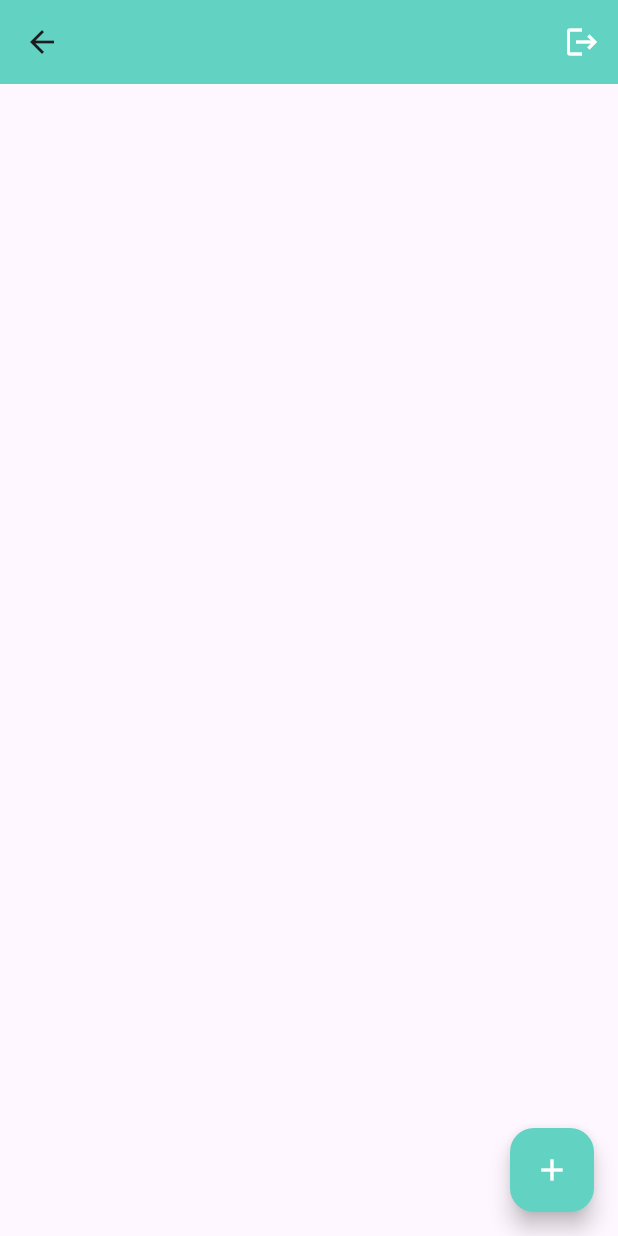
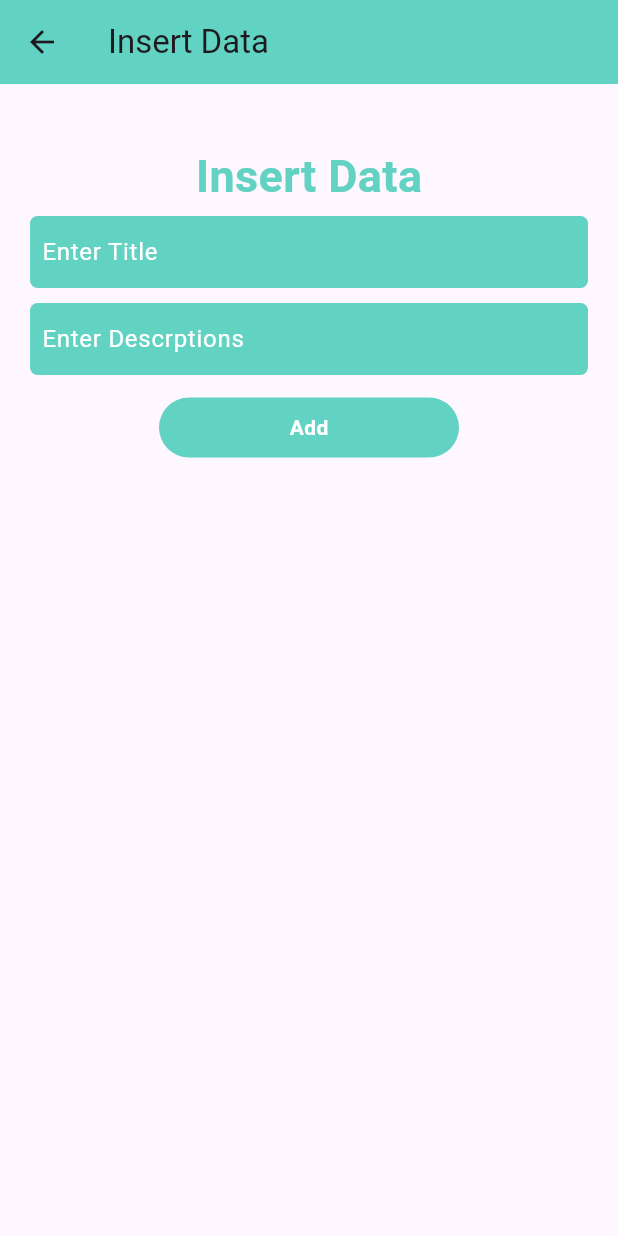
Before and after one commit to Siddique722/facebookArchitect, a Flutter app: the HomeScreen screen opened directly, after a tap on the "add" icon, on a phone screen of 412 x 824 dp. Run offline on Flutter 3.47's test engine with Material 3 defaults, Android fonts, the phone set to English and light mode, and no system bars; our stand-ins replace cloud_firestore, firebase_auth, firebase_core, google_fonts; accounts and stored records are empty.

Commit message:
update code

```diff
--- a/lib/Controller/components/text-form-field-widget.dart
+++ b/lib/Controller/components/text-form-field-widget.dart
@@ -33,3 +33,41 @@ class TextFormWidget extends StatelessWidget {
     ;
   }
 }
+
+//-----------
+
+class TextFormWidgetUpdate extends StatelessWidget {
+  String hintText;
+  TextEditingController controller;
+  Widget? icon;
+  TextFormWidgetUpdate({super.key,
+    required this.hintText,
+     this.icon,
+    required this.controller
+
+  });
+
+  @override
+  Widget build(BuildContext context) {
+    return     Container(
+      margin: EdgeInsets.symmetric(horizontal: 20,vertical: 5),
+      decoration: BoxDecoration(
+          color: AppColors.appPrimaryColor,
+          borderRadius: BorderRadius.circular(5)
+      ),
+      child: Padding(
+        padding: const EdgeInsets.only(left: 8.0),
+        child: TextFormField(
+          controller: controller,
+          decoration: InputDecoration(
+              border: InputBorder.none,
+              hintText: hintText,
+              hintStyle: TextStyle(color: Colors.white),
+              prefixIcon: icon??null
+          ),
+        ),
+      ),
+    )
+    ;
+  }
+}
--- a/lib/View/home_screens/home-screen.dart
+++ b/lib/View/home_screens/home-screen.dart
@@ -1,5 +1,8 @@
+
 import 'package:archi/Controller/constants/colors/app-colors.dart';
 import 'package:archi/View/auth_screens/login-screen.dart';
+import 'package:archi/View/home_screens/insertDaraScreen/insert-data.dart';
+import 'package:cloud_firestore/cloud_firestore.dart';
 import 'package:firebase_auth/firebase_auth.dart';
 import 'package:flutter/cupertino.dart';
 import 'package:flutter/material.dart';
@@ -10,22 +13,57 @@ class HomeScreen extends StatelessWidget {
   @override
   Widget build(BuildContext context) {
     return Scaffold(
-      floatingActionButton: FloatingActionButton(onPressed: (){
-
-      },backgroundColor: AppColors.appPrimaryColor,child: Icon(Icons.add,color: Colors.white,),),
+      floatingActionButton: FloatingActionButton(
+        onPressed: () {
+          Navigator.push(
+              context,
+              CupertinoDialogRoute(
+                  builder: (context) => InsertData(), context: context));
+        },
+        backgroundColor: AppColors.appPrimaryColor,
+        child: Icon(
+          Icons.add,
+          color: Colors.white,
+        ),
+      ),
       appBar: AppBar(
         backgroundColor: AppColors.appPrimaryColor,
         actions: [
-          IconButton(onPressed: ()async{
-            await FirebaseAuth.instance.signOut();
-            Navigator.pushReplacement(context,
-                CupertinoDialogRoute(builder: (context)=>LoginSCreen(),
-                  context: context
-
-                ));
-          }, icon: Icon(Icons.logout,color: Colors.white,))
+          IconButton(
+              onPressed: () async {
+                await FirebaseAuth.instance.signOut();
+                Navigator.pushReplacement(
+                    context,
+                    CupertinoDialogRoute(
+                        builder: (context) => LoginSCreen(), context: context));
+              },
+              icon: Icon(
+                Icons.logout,
+                color: Colors.white,
+              ))
         ],
       ),
+      body: StreamBuilder(
+        // snapshot
+        stream: FirebaseFirestore.instance.collection('Todo').snapshots(),
+        builder: (context,AsyncSnapshot<QuerySnapshot> snapshot){
+         final data =snapshot.requireData;
+         return ListView.builder(
+           itemCount: data.size,
+           itemBuilder: (context,index){
+             return  Card(
+               color: AppColors.appPrimaryColor,
+               child: ListTile(
+                 title: Text(data.docs[index]['title']),
+                 subtitle: Text(data.docs[index]['description']),
+               ),
+             );
+           },
+
+         );
+        },
+      )
+
     );
   }
 }
--- a/lib/View/home_screens/insertDaraScreen/insert-data.dart
+++ b/lib/View/home_screens/insertDaraScreen/insert-data.dart
@@ -0,0 +1,76 @@
+import 'package:archi/Controller/components/apploader/apploader.dart';
+import 'package:archi/Controller/components/button-widget.dart';
+import 'package:archi/Controller/components/primary-text-component.dart';
+import 'package:archi/Controller/components/text-form-field-widget.dart';
+import 'package:archi/Controller/constants/colors/app-colors.dart';
+import 'package:cloud_firestore/cloud_firestore.dart';
+import 'package:flutter/material.dart';
+
+class InsertData extends StatefulWidget {
+  const InsertData({super.key});
+
+  @override
+  State<InsertData> createState() => _InsertDataState();
+}
+
+class _InsertDataState extends State<InsertData> {
+  TextEditingController titleController=TextEditingController();
+  TextEditingController descriptionController=TextEditingController();
+
+  // function for insert data into real time data base
+  inserData()async{
+    try
+    {
+      isLoading=true;
+      setState(() {
+
+      });
+      String id=DateTime.now().second.toString();//millisecondsSinceEpoch.toString();
+
+      await FirebaseFirestore.instance.collection('Todo')
+          .doc(id)
+          .set({
+        //key :  value
+        //field : value
+        'title':titleController.text,
+        'description':descriptionController.text,
+        'id':id
+      });
+    }
+    catch (error){
+      isLoading=false;
+      setState(() {
+
+      });
+      print('Error:$error');
+    }finally
+    {
+      Navigator.pop(context);
+    }
+
+
+  }
+  bool isLoading=false;
+  @override
+  Widget build(BuildContext context) {
+    return Scaffold(
+      appBar: AppBar(
+        backgroundColor: AppColors.appPrimaryColor,
+        title: Text('Insert Data',),
+      ),
+      body: Center(child: Column(children: [
+        SizedBox(height: 40,),
+        PrimaryTextWidget(text: 'Insert Data',textsize: 30,),
+        TextFormWidgetUpdate(hintText: 'Enter Title', controller: titleController),
+        TextFormWidgetUpdate(hintText: 'Enter Descrptions', controller: descriptionController),
+       SizedBox(height: 10,),
+
+        isLoading?AppLoader():
+        ButtonWidget(text: 'Add', ontap: (){
+          inserData();
+
+        })
+      ],),),
+    );
+  }
+}
--- a/pubspec.yaml
+++ b/pubspec.yaml
@@ -38,6 +38,7 @@ dependencies:
   google_fonts: ^6.2.1
   firebase_core:
   firebase_auth:
+  cloud_firestore:
 
 dev_dependencies:
   flutter_test:
```
Also changed, not shown: pubspec.lock, 3 other files.
